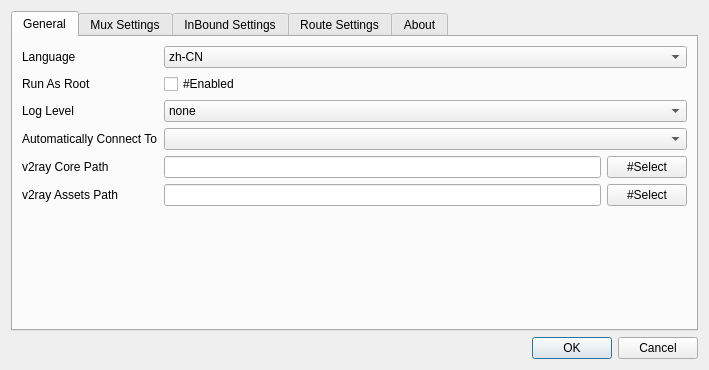
Qt form src/w_PrefrencesWindow.ui (darsvador/qvssr) before a commit.
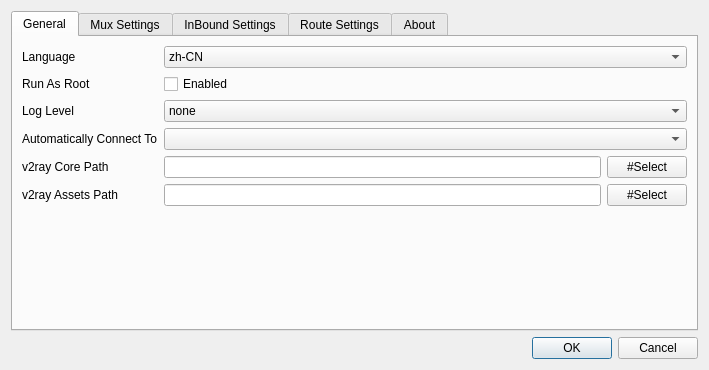
The same form after that commit. Icons and pictures are not drawn.

The edit to the form file:
```diff
--- a/src/w_PrefrencesWindow.ui
+++ b/src/w_PrefrencesWindow.ui
@@ -73,7 +73,7 @@
        <item row="1" column="1">
         <widget class="QCheckBox" name="runAsRootCheckBox">
          <property name="text">
-          <string>#Enabled</string>
+          <string>Enabled</string>
          </property>
         </widget>
        </item>
```
